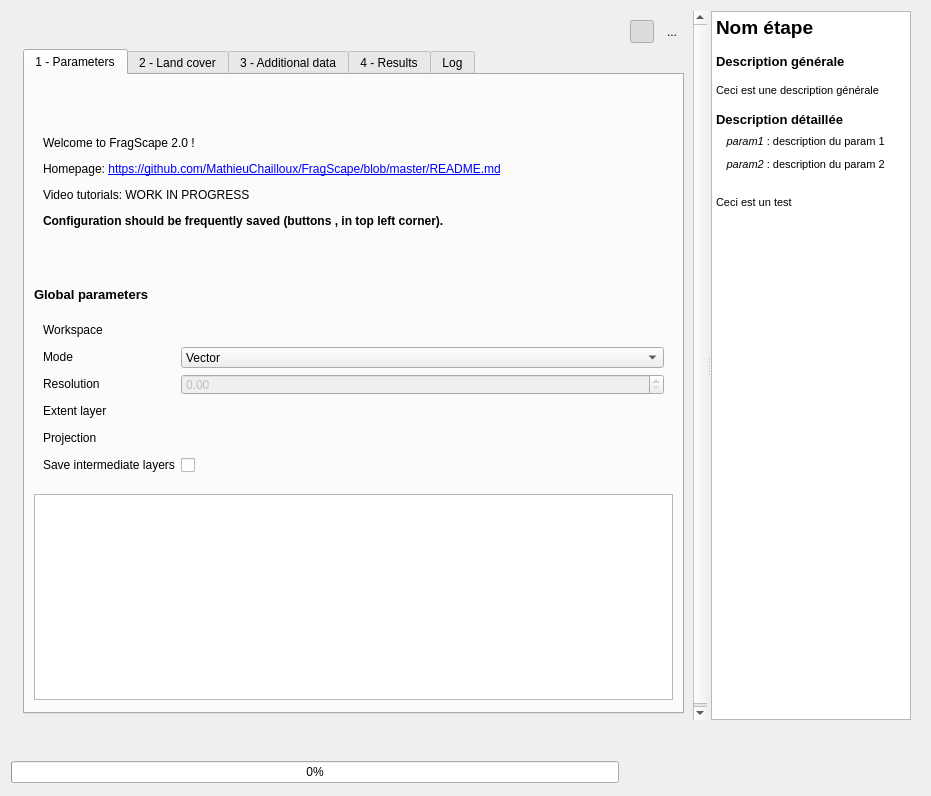
Above: FragScape_dialog_base.ui from MathieuChailloux/FragScape before the change. Below: the same form after it.
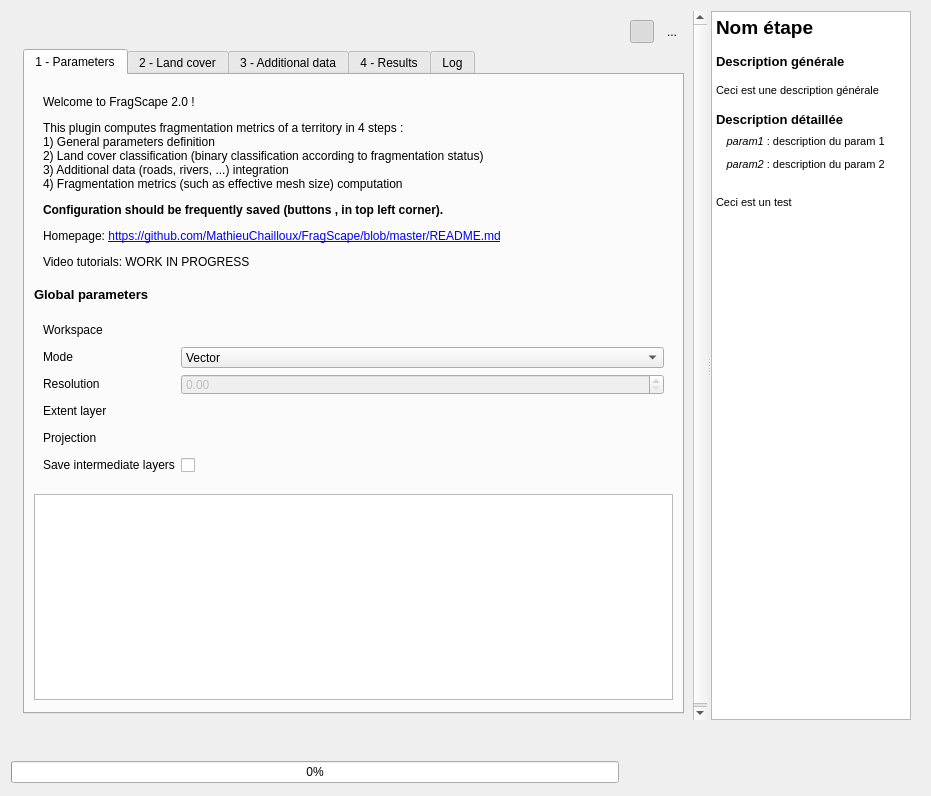
That is the form after the change. Icons and pictures are not drawn. Custom widgets are drawn as their Qt base class.

Patch:
```diff
--- a/FragScape_dialog_base.ui
+++ b/FragScape_dialog_base.ui
@@ -499,7 +499,7 @@
                      <enum>QFrame::Plain</enum>
                     </property>
                     <property name="text">
-                     <string>&lt;html&gt;&lt;head/&gt;&lt;body&gt;&lt;p&gt;Welcome to FragScape 2.0 !&lt;/p&gt;&lt;p&gt;Homepage: &lt;a href=&quot;https://github.com/MathieuChailloux/FragScape/blob/master/README.md&quot;&gt;&lt;span style=&quot; text-decoration: underline; color:#0000ff;&quot;&gt;https://github.com/MathieuChailloux/FragScape/blob/master/README.md&lt;/span&gt;&lt;/a&gt;&lt;/p&gt;&lt;p&gt;Video tutorials: WORK IN PROGRESS&lt;/p&gt;&lt;p&gt;&lt;span style=&quot; font-weight:600;&quot;&gt;Configuration should be frequently saved (buttons &lt;/span&gt;&lt;img src=&quot;:/plugins/FragScape/icons/mActionFileSaveAs.svg&quot; width=&quot;20&quot; height=&quot;20&quot;/&gt;&lt;span style=&quot; font-weight:600;&quot;&gt;, &lt;/span&gt;&lt;img src=&quot;:/plugins/FragScape/icons/mActionFileSave.svg&quot; width=&quot;20&quot; height=&quot;20&quot;/&gt;&lt;span style=&quot; font-weight:600;&quot;&gt; in top left corner).&lt;/span&gt;&lt;/p&gt;&lt;/body&gt;&lt;/html&gt;</string>
+                     <string>&lt;html&gt;&lt;head/&gt;&lt;body&gt;&lt;p&gt;Welcome to FragScape 2.0 !&lt;/p&gt;&lt;p&gt;This plugin computes fragmentation metrics of a territory in 4 steps : &lt;br/&gt;1) General parameters definition&lt;br/&gt;2) Land cover classification (binary classification according to fragmentation status)&lt;br/&gt;3) Additional data (roads, rivers, ...) integration&lt;br/&gt;4) Fragmentation metrics (such as effective mesh size) computation&lt;/p&gt;&lt;p&gt;&lt;span style=&quot; font-weight:600;&quot;&gt;Configuration should be frequently saved (buttons &lt;/span&gt;&lt;img src=&quot;:/plugins/FragScape/icons/mActionFileSaveAs.svg&quot; width=&quot;20&quot; height=&quot;20&quot;/&gt;&lt;span style=&quot; font-weight:600;&quot;&gt;, &lt;/span&gt;&lt;img src=&quot;:/plugins/FragScape/icons/mActionFileSave.svg&quot; width=&quot;20&quot; height=&quot;20&quot;/&gt;&lt;span style=&quot; font-weight:600;&quot;&gt; in top left corner).&lt;/span&gt;&lt;/p&gt;&lt;p&gt;Homepage: &lt;a href=&quot;https://github.com/MathieuChailloux/FragScape/blob/master/README.md&quot;&gt;&lt;span style=&quot; text-decoration: underline; color:#0000ff;&quot;&gt;https://github.com/MathieuChailloux/FragScape/blob/master/README.md&lt;/span&gt;&lt;/a&gt;&lt;/p&gt;&lt;p&gt;Video tutorials: WORK IN PROGRESS&lt;/p&gt;&lt;/body&gt;&lt;/html&gt;</string>
                     </property>
                     <property name="wordWrap">
                      <bool>true</bool>
```
